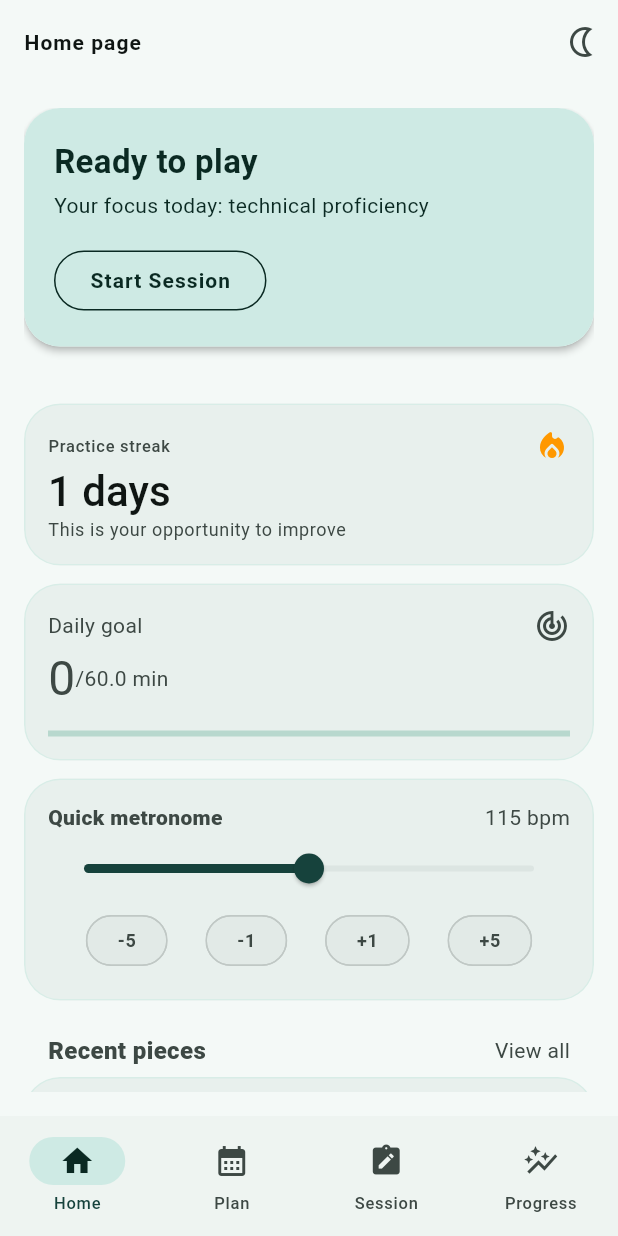
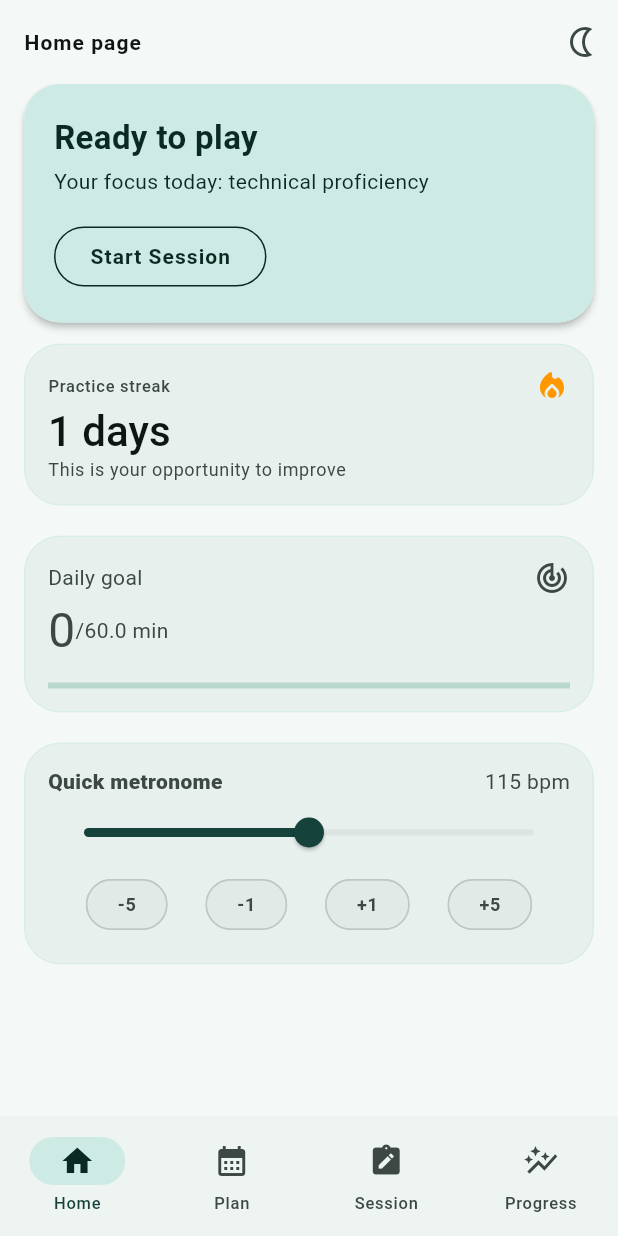
Before and after one commit to 1Orsted1/ensayo, a Flutter app: the screen it shows after launch, on a phone screen of 412 x 824 dp. Run offline on Flutter 3.47's test engine with Material 3 defaults, Android fonts, the phone set to English and light mode, and no system bars; our stand-ins replace device_preview, drift, drift_flutter, firebase_analytics, firebase_core, flutter_bloc and 6 more; missing offline and left inert: slang; accounts and stored records are empty; generated files the repository leaves out were written again; Roboto replaces fonts that are missing (Manrope, SpaceGrotesk).

Commit message:
feat(dashboard): refactor HomeScreen and widget cards for improved state management and layout

```diff
--- a/lib/infra/metrics/metrics_data_source_imp.dart
+++ b/lib/infra/metrics/metrics_data_source_imp.dart
@@ -1,5 +1,4 @@
 import 'package:drift/drift.dart' as drift;
-import 'package:ensayo/domain/db_tables/metrics.dart';
 import 'package:ensayo/domain/metrics/i_metrics_data_source.dart';
 import 'package:ensayo/domain/metrics/metrics_data.dart';
 import 'package:ensayo/infra/app_database.dart';
@@ -31,9 +30,6 @@ class MetricsDataSourceImp implements IMetricsDataSource {
     return row.single;
   }
 
-  //   IntColumn get id => integer().autoIncrement()();
-  // IntColumn get streakDays => integer()();
-  // RealColumn get dailyGoalInMinutes => real()();
   @override
   Future<MetricsData> createMetric() async {
     final row = await dataBase
--- a/lib/presentation/dashboard/home_screen.dart
+++ b/lib/presentation/dashboard/home_screen.dart
@@ -14,9 +14,6 @@ import 'package:gap/gap.dart';
 
 class HomeScreen extends StatefulWidget {
   const HomeScreen({super.key});
-  //TODO: clean up and prepare for an MVP in home (no metronome yet)
-  //loaders for the 0 and then value widg
-  //
   @override
   State<HomeScreen> createState() => _HomeScreenState();
 }
@@ -24,7 +21,6 @@ class HomeScreen extends StatefulWidget {
 class _HomeScreenState extends State<HomeScreen> {
   @override
   void initState() {
-    //context.read<MetricsCubit>().increase();
     super.initState();
   }
 
@@ -37,9 +33,9 @@ class _HomeScreenState extends State<HomeScreen> {
 
     //this will be replaced later on
     final List<(String, String)> dummy = [
-      ("Cello Suite No. 1", "J.S. Bach"),
-      ("Moonlight Sonata", "L. v. Beethoven"),
-      ("Zigeunerweisen", "Pablo de Sarasate"),
+      // ("Cello Suite No. 1", "J.S. Bach"),
+      // ("Moonlight Sonata", "L. v. Beethoven"),
+      // ("Zigeunerweisen", "Pablo de Sarasate"),
     ];
     final List<String> dummyCat = ["Learning", "Polishing", "Not mastered"];
 
@@ -47,6 +43,7 @@ class _HomeScreenState extends State<HomeScreen> {
       appBar: AppBar(
         title: Text(t.home.title, style: textStyle.labelLarge),
         actions: [
+          Gap(32),
           IconButton(
             onPressed: () {
               bloc.setTheme(
@@ -60,7 +57,7 @@ class _HomeScreenState extends State<HomeScreen> {
         ],
       ),
       body: Padding(
-        padding: const EdgeInsets.all(16),
+        padding: const EdgeInsets.symmetric(horizontal: 16),
         child: ListView(
           children: [
             QuickStartCard(
@@ -70,32 +67,14 @@ class _HomeScreenState extends State<HomeScreen> {
                 streak.increase();
               },
             ),
-            Gap(32),
-            BlocBuilder<MetricsCubit, MetricsState>(
-              buildWhen: (previous, current) =>
-                  previous.isLoading != current.isLoading,
-              builder: (context, state) {
-                return PracticeStreak(
-                  isLoading: state.isLoading,
-                  streakDays: state.data.streakDays,
-                  subtitle: t.practiceStreak.subtitle,
-                  onStart: () {},
-                );
-              },
-            ),
-            BlocBuilder<MetricsCubit, MetricsState>(
-              buildWhen: (previous, current) =>
-                  previous.isLoading != current.isLoading,
-              builder: (context, state) {
-                return DailyGoalCard(
-                  currentTimeInvested: 0,
-                  dailyGoalInMinutes: state.data?.dailyGoalInMinutes ?? 1.0,
-                  onStart: () {},
-                );
-              },
-            ),
+            Gap(8),
+            PracticeStreak(subtitle: t.practiceStreak.subtitle, onStart: () {}),
+            Gap(8),
+            DailyGoalCard(onStart: () {}),
+            Gap(8),
             MetronomeCard(),
             Gap(16),
+            if (dummy.isNotEmpty) ...[
               Padding(
                 padding: const EdgeInsets.symmetric(horizontal: 16.0),
                 child: Row(
@@ -103,7 +82,10 @@ class _HomeScreenState extends State<HomeScreen> {
                   children: [
                     Text(
                       t.home.recentPieces.title,
-                    style: TextStyle(fontWeight: FontWeight.w800, fontSize: 16),
+                      style: TextStyle(
+                        fontWeight: FontWeight.w800,
+                        fontSize: 16,
+                      ),
                     ),
                     Text(t.home.recentPieces.viewAll),
                   ],
@@ -121,6 +103,8 @@ class _HomeScreenState extends State<HomeScreen> {
                     .toList(),
               ),
             ],
+            Gap(32),
+          ],
         ),
       ),
     );
--- a/lib/presentation/dashboard/widgets/daily_goal_card.dart
+++ b/lib/presentation/dashboard/widgets/daily_goal_card.dart
@@ -1,26 +1,21 @@
+import 'package:ensayo/application/metrics/metrics_cubit.dart';
 import 'package:ensayo/i18n/strings.g.dart';
-import 'package:ensayo/presentation/theme/extensions/app_theme_extensions.dart';
 import 'package:flutter/material.dart';
+import 'package:flutter_bloc/flutter_bloc.dart';
 import 'package:gap/gap.dart';
 
 class DailyGoalCard extends StatelessWidget {
-  const DailyGoalCard({
-    required this.dailyGoalInMinutes,
-    required this.onStart,
-    super.key,
-    required this.currentTimeInvested,
-  });
+  const DailyGoalCard({required this.onStart, super.key});
 
-  final int currentTimeInvested;
-  final double dailyGoalInMinutes;
   final VoidCallback onStart;
 
   @override
   Widget build(BuildContext context) {
-    final textStyle = context.textStyle;
     final t = context.t;
-    //TODO later get here directly the data from the streak days
-
+    return BlocBuilder<MetricsCubit, MetricsState>(
+      buildWhen: (previous, current) => previous.isLoading != current.isLoading,
+      builder: (context, state) {
+        final dailyGoalMinutes = state.data.dailyGoalInMinutes;
         return Card(
           child: Padding(
             padding: const EdgeInsets.all(16.0),
@@ -30,25 +25,35 @@ class DailyGoalCard extends StatelessWidget {
               children: [
                 Row(
                   mainAxisAlignment: MainAxisAlignment.spaceBetween,
-              children: [Text(t.dailyGoal.title), Icon(Icons.track_changes)],
+                  children: [
+                    Text(t.dailyGoal.title),
+                    Icon(Icons.track_changes),
+                  ],
                 ),
                 Row(
                   crossAxisAlignment: CrossAxisAlignment.center,
                   children: [
+                    //TODO fix this later
                     Text(
-                  currentTimeInvested.toString(),
+                      "0", //currentTimeInvested.toString(),
                       style: TextStyle(fontSize: 32),
                     ),
-                Text(t.dailyGoal.remaining(goal: dailyGoalInMinutes)),
+                    Text(
+                      t.dailyGoal.remaining(
+                        goal: state.isLoading ? 0.0 : dailyGoalMinutes,
+                      ),
+                    ),
                   ],
                 ),
                 Gap(12),
-            LinearProgressIndicator(
-              value: currentTimeInvested / dailyGoalInMinutes,
-            ),
+                (!state.isLoading)
+                    ? LinearProgressIndicator(value: 0 / dailyGoalMinutes)
+                    : SizedBox.shrink(),
               ],
             ),
           ),
         );
+      },
+    );
   }
 }
--- a/lib/presentation/dashboard/widgets/practice_streak_card.dart
+++ b/lib/presentation/dashboard/widgets/practice_streak_card.dart
@@ -1,27 +1,29 @@
+import 'package:ensayo/application/metrics/metrics_cubit.dart';
 import 'package:ensayo/i18n/strings.g.dart';
 import 'package:ensayo/presentation/theme/extensions/app_theme_extensions.dart';
 import 'package:flutter/material.dart';
+import 'package:flutter_bloc/flutter_bloc.dart';
 
 class PracticeStreak extends StatelessWidget {
   const PracticeStreak({
-    required this.streakDays,
     required this.subtitle,
     required this.onStart,
-    required this.isLoading,
     super.key,
   });
 
-  final int streakDays;
   final String subtitle;
   final VoidCallback onStart;
-  final bool isLoading;
 
   @override
   Widget build(BuildContext context) {
     final textStyle = context.textStyle;
     final t = context.t;
-    //TODO later get here directly the data from the streak days
 
+    return BlocBuilder<MetricsCubit, MetricsState>(
+      buildWhen: (previous, current) => previous.isLoading != current.isLoading,
+      builder: (context, state) {
+        final isLoading = state.isLoading;
+        final streakDays = state.data.streakDays;
         return Card(
           child: Padding(
             padding: const EdgeInsets.all(16.0),
@@ -41,14 +43,19 @@ class PracticeStreak extends StatelessWidget {
                           ),
                   ],
                 ),
-            Text(
+                (!isLoading)
+                    ? Text(
                         t.practiceStreak.days(count: streakDays),
                         style: textStyle.headlineMedium,
-            ),
+                      )
+                    : CircularProgressIndicator.adaptive(),
+
                 Text(subtitle, style: textStyle.bodySmall),
               ],
             ),
           ),
         );
+      },
+    );
   }
 }
```
Lines whose indentation alone changed are shown as unchanged.
